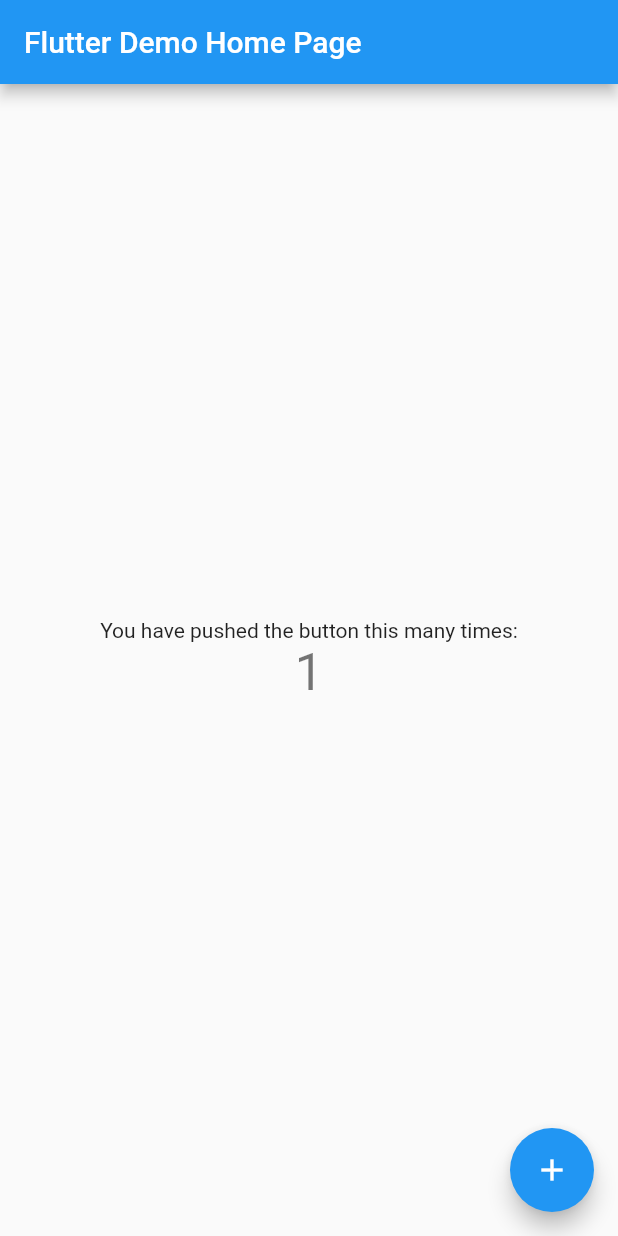
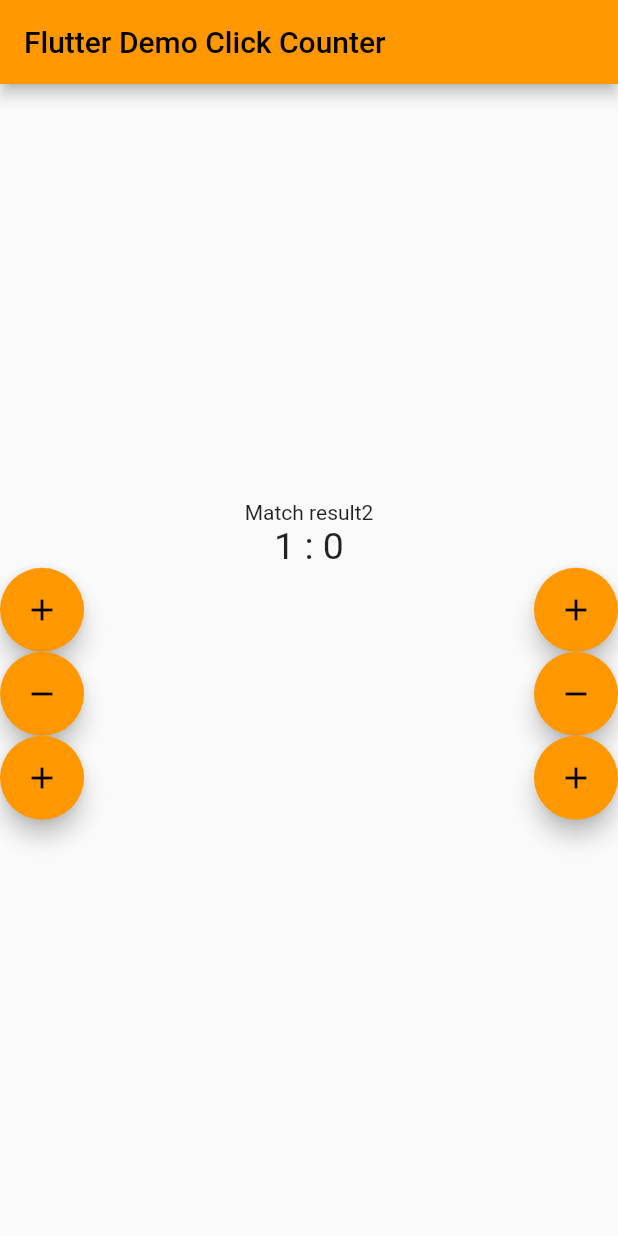
Before and after one commit to LukasZlocki/football_referee, a Flutter app: the screen it shows after launch, after a tap on the "add" icon, on a phone screen of 412 x 824 dp. Run offline on Flutter 3.47's test engine with Material 2 defaults, Android fonts, the phone set to English and light mode, and no system bars.

Commit message:
Add my code from laboratory. Add switches between pages

```diff
--- a/lib/main.dart
+++ b/lib/main.dart
@@ -1,64 +1,145 @@
 import 'package:flutter/material.dart';
 
-void main() {
-  runApp(const MyApp());
-}
+void main() => runApp(MyApp());
 
 class MyApp extends StatelessWidget {
   const MyApp({super.key});
-
+  static const String _title = 'Match result:';
   // This widget is the root of your application.
   @override
   Widget build(BuildContext context) {
     return MaterialApp(
-      title: 'Flutter Demo',
+      title: _title,
       theme: ThemeData(
-        // This is the theme of your application.
-        //
-        // Try running your application with "flutter run". You'll see the
-        // application has a blue toolbar. Then, without quitting the app, try
-        // changing the primarySwatch below to Colors.green and then invoke
-        // "hot reload" (press "r" in the console where you ran "flutter run",
-        // or simply save your changes to "hot reload" in a Flutter IDE).
-        // Notice that the counter didn't reset back to zero; the application
-        // is not restarted.
-        primarySwatch: Colors.blue,
+        primarySwatch: Colors.orange,
       ),
-      home: const MyHomePage(title: 'Flutter Demo Home Page'),
+      home: MyHomePage(),
+    );
+  }
+}
+
+class YellowCard extends StatelessWidget {
+  const YellowCard({super.key});
+  @override
+  Widget build(BuildContext context) {
+    return Scaffold(
+      appBar: AppBar(
+        title: const Text('Yellow Card here'),
+      ),
+      body: Center(
+        child: ElevatedButton(
+          onPressed: () {
+            Navigator.push(
+              context,
+              MaterialPageRoute(builder: (context) => const MyApp()),
+            ); // Navigate back to first route when tapped.
+          },
+          child: const Text('Go back!'),
+        ),
+      ),
+    );
+  }
+}
+
+class RedCard extends StatelessWidget {
+  const RedCard({super.key});
+  @override
+  Widget build(BuildContext context) {
+    return Scaffold(
+      appBar: AppBar(
+        title: const Text('Red Card here'),
+      ),
+      body: Center(
+        child: ElevatedButton(
+          onPressed: () {
+            Navigator.push(
+              context,
+              MaterialPageRoute(builder: (context) => const MyApp()),
+            ); // Navigate back to first route when tapped.
+          },
+          child: const Text('Go back!'),
+        ),
+      ),
     );
   }
 }
 
 class MyHomePage extends StatefulWidget {
-  const MyHomePage({super.key, required this.title});
-
+  const MyHomePage({super.key});
   // This widget is the home page of your application. It is stateful, meaning
   // that it has a State object (defined below) that contains fields that affect
   // how it looks.
-
-  // This class is the configuration for the state. It holds the values (in this
-  // case the title) provided by the parent (in this case the App widget) and
-  // used by the build method of the State. Fields in a Widget subclass are
-  // always marked "final".
-
-  final String title;
-
+  // This class is the configuration for the state.
   @override
-  State<MyHomePage> createState() => _MyHomePageState();
+  _MyHomePageState createState() => _MyHomePageState();
 }
 
 class _MyHomePageState extends State<MyHomePage> {
-  int _counter = 0;
+  int _counterLeft = 0;
+  int _counterRight = 0;
 
-  void _incrementCounter() {
+  void _incrementCounterLeft() {
     setState(() {
       // This call to setState tells the Flutter framework that something has
       // changed in this State, which causes it to rerun the build method below
       // so that the display can reflect the updated values. If we changed
       // _counter without calling setState(), then the build method would not be
       // called again, and so nothing would appear to happen.
-      _counter++;
+      _counterLeft++;
     });
+  }
+
+  void _decrementCounterLeft() {
+    setState(() {
+      // This call to setState tells the Flutter framework that something has
+      // changed in this State, which causes it to rerun the build method below
+      // so that the display can reflect the updated values. If we changed
+      // _counter without calling setState(), then the build method would not be
+      // called again, and so nothing would appear to happen.
+      _counterLeft--;
+      if (_counterLeft < 0) {
+        _counterLeft = 0;
+      }
+    });
+  }
+
+  void _incrementCounterRight() {
+    setState(() {
+      // This call to setState tells the Flutter framework that something has
+      // changed in this State, which causes it to rerun the build method below
+      // so that the display can reflect the updated values. If we changed
+      // _counter without calling setState(), then the build method would not be
+      // called again, and so nothing would appear to happen.
+      _counterRight++;
+    });
+  }
+
+  void _decrementCounterRight() {
+    setState(() {
+      // This call to setState tells the Flutter framework that something has
+      // changed in this State, which causes it to rerun the build method below
+      // so that the display can reflect the updated values. If we changed
+      // _counter without calling setState(), then the build method would not be
+      // called again, and so nothing would appear to happen.
+      _counterRight--;
+      if (_counterRight < 0) {
+        _counterRight = 0;
+      }
+    });
+  }
+
+  void _showRedCard() {
+    Navigator.push(
+      context,
+      MaterialPageRoute(builder: (context) => const RedCard()),
+    );
+  }
+
+  void _showYellowCard() {
+    Navigator.push(
+      context,
+      MaterialPageRoute(builder: (context) => const YellowCard()),
+    );
   }
 
   @override
@@ -73,7 +154,7 @@
       appBar: AppBar(
         // Here we take the value from the MyHomePage object that was created by
         // the App.build method, and use it to set our appbar title.
-        title: Text(widget.title),
+        title: Text('Flutter Demo Click Counter'),
       ),
       body: Center(
         // Center is a layout widget. It takes a single child and positions it
@@ -83,11 +164,6 @@
           // arranges them vertically. By default, it sizes itself to fit its
           // children horizontally, and tries to be as tall as its parent.
           //
-          // Invoke "debug painting" (press "p" in the console, choose the
-          // "Toggle Debug Paint" action from the Flutter Inspector in Android
-          // Studio, or the "Toggle Debug Paint" command in Visual Studio Code)
-          // to see the wireframe for each widget.
-          //
           // Column has various properties to control how it sizes itself and
           // how it positions its children. Here we use mainAxisAlignment to
           // center the children vertically; the main axis here is the vertical
@@ -95,21 +171,62 @@
           // horizontal).
           mainAxisAlignment: MainAxisAlignment.center,
           children: <Widget>[
-            const Text(
-              'You have pushed the button this many times:',
+            Text(
+              'Match result2',
             ),
             Text(
-              '$_counter',
-              style: Theme.of(context).textTheme.headlineMedium,
+              '$_counterLeft : $_counterRight',
+              style: TextStyle(fontSize: 25),
             ),
+            Row(
+                mainAxisAlignment: MainAxisAlignment.spaceBetween,
+                children: <Widget>[
+                  Column(
+                      mainAxisAlignment: MainAxisAlignment.spaceBetween,
+                      children: <Widget>[
+                        FloatingActionButton(
+                          onPressed: _incrementCounterLeft,
+                          tooltip: 'Decrement',
+                          child: Icon(Icons.add),
+                        ),
+                        FloatingActionButton(
+                          onPressed: _decrementCounterLeft,
+                          tooltip: 'Decrement',
+                          child: Icon(Icons.remove),
+                        ),
+                      ]),
+                  Column(
+                      mainAxisAlignment: MainAxisAlignment.spaceBetween,
+                      children: <Widget>[
+                        FloatingActionButton(
+                          onPressed: _incrementCounterRight,
+                          tooltip: 'Decrement',
+                          child: Icon(Icons.add),
+                        ),
+                        FloatingActionButton(
+                          onPressed: _decrementCounterRight,
+                          tooltip: 'Decrement',
+                          child: Icon(Icons.remove),
+                        ),
+                      ]),
+                ]),
+            Row(
+                mainAxisAlignment: MainAxisAlignment.spaceBetween,
+                children: <Widget>[
+                  FloatingActionButton(
+                    onPressed: _showRedCard,
+                    tooltip: 'Decrement',
+                    child: Icon(Icons.add),
+                  ),
+                  FloatingActionButton(
+                    onPressed: _showYellowCard,
+                    tooltip: 'Decrement',
+                    child: Icon(Icons.add),
+                  ),
+                ]),
           ],
         ),
       ),
-      floatingActionButton: FloatingActionButton(
-        onPressed: _incrementCounter,
-        tooltip: 'Increment',
-        child: const Icon(Icons.add),
-      ), // This trailing comma makes auto-formatting nicer for build methods.
     );
   }
 }
```
